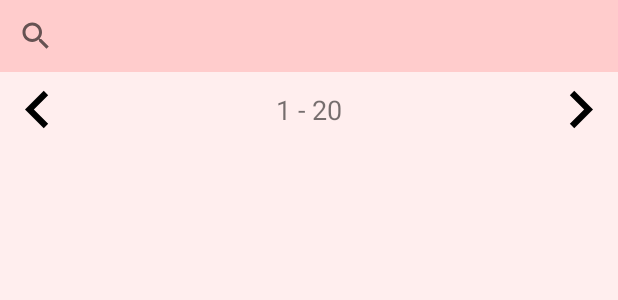
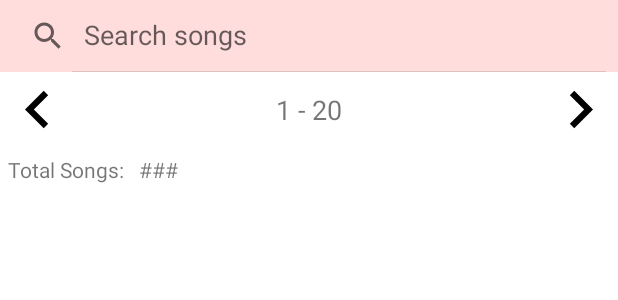
Before and after one commit to SeanDinh97/327Assn1, an Android app: the layout fragment_music_list.xml on its own in the app's theme, with its tools: preview values and no code run, on a phone screen of 412 x 824 dp. Shown: the top 300 px of the screen. Run offline under Robolectric (Android 15) with nearby library versions, the phone set to English and light mode, and no system bars.

Commit message:
Added Search Function

```diff
--- a/app/src/main/java/com/example/a327lab1/AddMusicToPlaylistAdapter.java
+++ b/app/src/main/java/com/example/a327lab1/AddMusicToPlaylistAdapter.java
@@ -63,6 +63,8 @@ public class AddMusicToPlaylistAdapter extends RecyclerView.Adapter<AddMusicToPl
                 Toast.makeText(context,  music.getSongTitle() + " has been added to " + playlistName, Toast.LENGTH_SHORT).show();
 
                 userJSONProcessor.addMusicToPlaylist(userName, playlistName, music);
+
+                ((AddMusicToPlaylistActivity)context).finish();
             }
         });
     }
--- a/app/src/main/java/com/example/a327lab1/MainActivity.java
+++ b/app/src/main/java/com/example/a327lab1/MainActivity.java
@@ -18,6 +18,7 @@ public class MainActivity extends AppCompatActivity implements NavigationView.On
     private NavigationView navView;
     private DrawerLayout drawer;
     private TextView userName;
+    private Toolbar toolbar;
 
     public UserJSONProcessor userJSONProcessor;
 
@@ -30,7 +31,7 @@ public class MainActivity extends AppCompatActivity implements NavigationView.On
         super.onCreate(savedInstanceState);
         setContentView(R.layout.activity_main);
 
-        Toolbar toolbar = findViewById(R.id.toolbar);
+        toolbar = findViewById(R.id.toolbar);
         setSupportActionBar(toolbar);
 
         initUIViews();
@@ -44,6 +45,7 @@ public class MainActivity extends AppCompatActivity implements NavigationView.On
 
         //Open Playlist Screen by default
         if (savedInstanceState == null) {
+            toolbar.setTitle("Playlists");
             getSupportFragmentManager().beginTransaction().replace(R.id.fragment_container,
                     new PlaylistFragment()).commit();
             navView.setCheckedItem(R.id.nav_playlist);
@@ -59,10 +61,12 @@ public class MainActivity extends AppCompatActivity implements NavigationView.On
     public boolean onNavigationItemSelected(@NonNull MenuItem menuItem) {
         switch (menuItem.getItemId()) {
             case R.id.nav_playlist:
+                toolbar.setTitle("Playlists");
                 getSupportFragmentManager().beginTransaction().replace(R.id.fragment_container,
                         new PlaylistFragment()).commit();
                 break;
             case R.id.nav_musiclist:
+                toolbar.setTitle("Song List");
                 getSupportFragmentManager().beginTransaction().replace(R.id.fragment_container,
                         new MusicListFragment()).commit();
                 break;
--- a/app/src/main/res/layout/activity_add_music_to_playlist.xml
+++ b/app/src/main/res/layout/activity_add_music_to_playlist.xml
@@ -5,11 +5,6 @@
     android:layout_width="match_parent"
     android:layout_height="match_parent"
     tools:context=".AddMusicToPlaylistActivity">
-
-    <TextView
-        android:layout_width="wrap_content"
-        android:layout_height="wrap_content"
-        android:text="TEST"/>
 
     <RelativeLayout
         android:layout_width="match_parent"
--- a/app/src/main/res/layout/activity_main.xml
+++ b/app/src/main/res/layout/activity_main.xml
@@ -35,7 +35,7 @@
         android:layout_width="wrap_content"
         android:layout_height="match_parent"
         android:layout_gravity="start"
-        android:background="#FFDDDD"
+        android:background="#FFFFFF"
         app:headerLayout="@layout/nav_header"
         app:menu="@menu/drawer_menu"/>
 
--- a/app/src/main/res/layout/fragment_music_list.xml
+++ b/app/src/main/res/layout/fragment_music_list.xml
@@ -3,12 +3,15 @@
     android:layout_width="fill_parent"
     android:layout_height="fill_parent"
     android:orientation="vertical"
-    android:background="#FFEEEE"
+    android:background="#FFFFFF"
     xmlns:android="http://schemas.android.com/apk/res/android">
     <SearchView
+        android:id="@+id/search_music"
         android:layout_width="match_parent"
         android:layout_height="wrap_content"
-        android:background="#FFCCCC"/>
+        android:background="#FFDDDD"
+        android:queryHint="Search songs"
+        android:iconifiedByDefault="false"/>
 
     <RelativeLayout
         android:layout_width="match_parent"
@@ -40,7 +43,29 @@
 
     <RelativeLayout
         android:layout_width="match_parent"
-        android:layout_height="match_parent">
+        android:layout_height="wrap_content"
+        android:padding="5dp">
+
+        <TextView
+            android:id="@+id/tv_total_songs_title"
+            android:layout_width="wrap_content"
+            android:layout_height="wrap_content"
+            android:text="Total Songs:"/>
+
+        <TextView
+            android:id="@+id/tv_total_songs"
+            android:layout_width="wrap_content"
+            android:layout_height="wrap_content"
+            android:layout_toRightOf="@+id/tv_total_songs_title"
+            android:text="###"
+            android:paddingLeft="10dp"/>
+
+    </RelativeLayout>
+
+    <RelativeLayout
+        android:layout_width="match_parent"
+        android:layout_height="match_parent"
+        android:padding="5dp">
 
         <android.support.v7.widget.RecyclerView
             android:id="@+id/recycler_view_music_list"
--- a/app/src/main/res/layout/layout_music_item.xml
+++ b/app/src/main/res/layout/layout_music_item.xml
@@ -4,7 +4,7 @@
     android:layout_width="fill_parent"
     android:layout_height="wrap_content"
     android:orientation="horizontal"
-    android:padding="5dip" >
+    android:padding="10dp" >
 
     <TextView
         android:id="@+id/tv_music_title"
--- a/app/src/main/res/layout/layout_user_music_item.xml
+++ b/app/src/main/res/layout/layout_user_music_item.xml
@@ -2,7 +2,8 @@
 <RelativeLayout xmlns:android="http://schemas.android.com/apk/res/android"
     android:id="@+id/parent_layout_user_music"
     android:layout_width="match_parent"
-    android:layout_height="wrap_content">
+    android:layout_height="wrap_content"
+    android:padding="10dp">
 
     <TextView
         android:id="@+id/tv_user_music_title"
```
Also changed, not shown: app/src/main/java/com/example/a327lab1/MusicListAdapter.java (+25 -9 lines), app/src/main/java/com/example/a327lab1/MusicListFragment.java (+62 -11 lines), app/src/main/java/com/example/a327lab1/UserMusicAdapter.java (+22 -1 lines), 1 other file.
